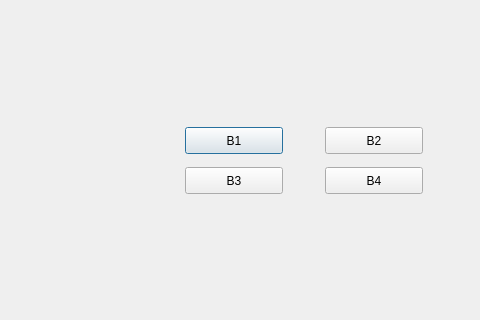
Old version of the form ui/BCI/BCIControlWindowBase.ui in the repository jon-weisz/graspit_bci; both pictures show x 515 to 995 and y 143 to 463 of the 995 by 629 pixel window.
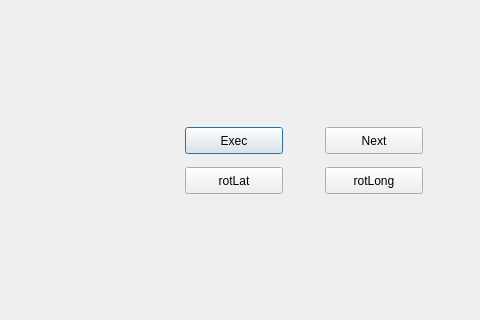
New version of the form. Custom widgets are drawn as their Qt base class.

```diff
--- a/ui/BCI/BCIControlWindowBase.ui
+++ b/ui/BCI/BCIControlWindowBase.ui
@@ -23,7 +23,7 @@
     </rect>
    </property>
    <property name="text">
-    <string>B1</string>
+    <string>Exec</string>
    </property>
   </widget>
   <widget class="QPushButton" name="button2">
@@ -36,7 +36,7 @@
     </rect>
    </property>
    <property name="text">
-    <string>B2</string>
+    <string>Next</string>
    </property>
   </widget>
   <widget class="QPushButton" name="button3">
@@ -49,7 +49,7 @@
     </rect>
    </property>
    <property name="text">
-    <string>B3</string>
+    <string>rotLat</string>
    </property>
   </widget>
   <widget class="QPushButton" name="button4">
@@ -62,7 +62,7 @@
     </rect>
    </property>
    <property name="text">
-    <string>B4</string>
+    <string>rotLong</string>
    </property>
   </widget>
   <widget class="QLabel" name="currentStateLabel">
```
